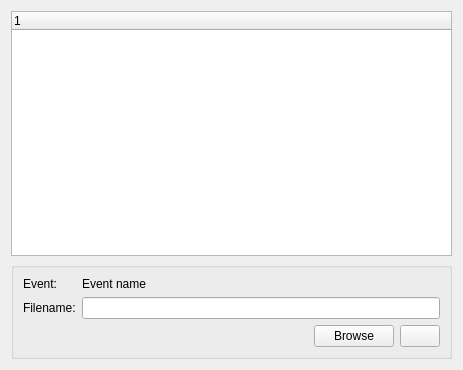
First picture: the form in retroshare-gui/src/gui/settings/SoundPage.ui, repository RetroShare/RetroShare, before the edit.
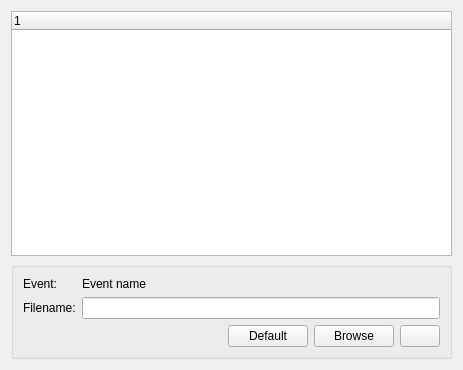
Second picture: the form after the edit. Icons and pictures are not drawn. Custom widgets are drawn as their Qt base class.

Commit message: - Added default sounds (on first start and a new button in sound settings) - Added new sound files - Optimized SoundManager - Saved relative path to sound file for portable version - Updated english translation

Diff of the .ui file:
```diff
--- a/retroshare-gui/src/gui/settings/SoundPage.ui
+++ b/retroshare-gui/src/gui/settings/SoundPage.ui
@@ -64,6 +64,13 @@
           </property>
          </spacer>
         </item>
+        <item>
+         <widget class="QPushButton" name="defaultButton">
+          <property name="text">
+           <string>Default</string>
+          </property>
+         </widget>
+        </item>
         <item>
          <widget class="QPushButton" name="browseButton">
           <property name="text">
```
Left out of the diff: 7 changed lines with no effect on the pictures. The commit also changes 18 other files.
